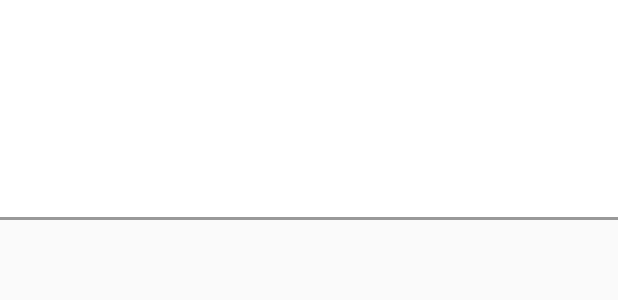
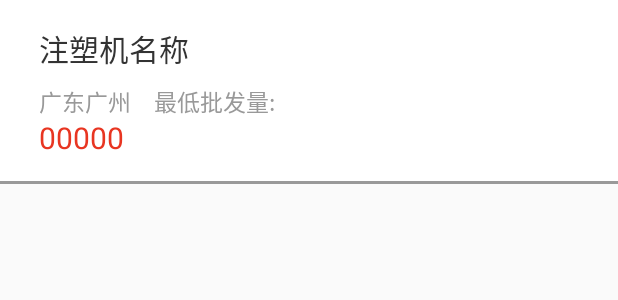
Before and after one commit to Carson-Ho/BorchIntelligence, an Android app: the layout list_cell.xml on its own in the app's theme, with its tools: preview values and no code run, on a phone screen of 412 x 824 dp. Shown: the top 300 px of the screen. Run offline under Robolectric (Android 15) with nearby library versions, the light colour scheme and no system bars.

Commit message:
communication finish 100%

```diff
--- a/app/src/main/AndroidManifest.xml
+++ b/app/src/main/AndroidManifest.xml
@@ -1,6 +1,7 @@
 <?xml version="1.0" encoding="utf-8"?>
 <manifest xmlns:android="http://schemas.android.com/apk/res/android"
     package="com.example.carson_ho.borchintelligence">
+    <uses-permission android:name="android.permission.INTERNET"/>
 
     <application
         android:allowBackup="true"
@@ -22,6 +23,10 @@
 
         <activity android:name=".MachineParameter_select"> </activity>
 
+        <activity android:name=".Item_List">
+
+        </activity>
+
     </application>
 
 </manifest>
--- a/app/src/main/java/com/example/carson_ho/borchintelligence/AccessApi.java
+++ b/app/src/main/java/com/example/carson_ho/borchintelligence/AccessApi.java
@@ -9,7 +9,7 @@ import retrofit2.http.POST;
  * Created by Carson_Ho on 16/6/28.
  */
 public interface AccessApi {
-    @POST("http://218.192.170.132:8000/commodity/search")
+    @POST("http://218.192.170.132:8001/commodity/search")
 
         //Body只能用Okhttp的RequestBody
     Call<CommodityImfor> getCall(@Body RequestBody body);
--- a/app/src/main/res/layout/fragment_item2.xml
+++ b/app/src/main/res/layout/fragment_item2.xml
@@ -1,6 +1,7 @@
 <?xml version="1.0" encoding="utf-8"?>
 <LinearLayout xmlns:android="http://schemas.android.com/apk/res/android"
-    android:orientation="vertical" android:layout_width="match_parent"
+    android:orientation="vertical"
+    android:layout_width="match_parent"
     android:layout_height="match_parent">
 
 
--- a/app/src/main/res/layout/list_cell.xml
+++ b/app/src/main/res/layout/list_cell.xml
@@ -2,7 +2,7 @@
 <RelativeLayout xmlns:android="http://schemas.android.com/apk/res/android"
 
     android:layout_width="match_parent"
-    android:layout_height="@dimen/y86"
+    android:layout_height="@dimen/y72"
     android:background="#ffffff">
 
     <ImageView
@@ -11,73 +11,71 @@
         android:layout_height="@dimen/y64"
         android:id="@+id/Machines_Recyclerview_Item_picture"
         android:layout_marginRight="@dimen/x16"
-        android:layout_marginTop="@dimen/y11"
+        android:layout_marginTop="@dimen/y10"
         android:layout_marginBottom="@dimen/y11"/>
+
     <TextView
+        android:id="@+id/Machines_Recyclerview_Item_name"
+        android:layout_width="wrap_content"
+        android:layout_height="wrap_content"
+        android:text="注塑机名称"
+        android:layout_marginTop="@dimen/y10"
+        android:textSize="@dimen/x16"
+        android:layout_marginLeft="@dimen/x21"
+        android:textColor="@color/colorparameter1"/>
+
+    <TextView
+        android:id="@+id/Machines_Recyclerview_Item_address"
+        android:layout_below="@+id/Machines_Recyclerview_Item_name"
+        android:layout_alignStart="@+id/Machines_Recyclerview_Item_name"
+        android:layout_width="wrap_content"
+        android:layout_height="wrap_content"
+        android:text="广东广州"
+        android:layout_marginTop="@dimen/y5"
+        android:textSize="@dimen/x12"
+        android:textColor="@color/colorparameter2"/>
+
+    <TextView
+        android:id="@+id/Machines_Recyclerview_Item_lowerest_wholesale_number"
+        android:layout_width="wrap_content"
+        android:layout_height="wrap_content"
+        android:text="最低批发量:"
+        android:layout_toEndOf="@+id/Machines_Recyclerview_Item_address"
+        android:layout_alignTop="@+id/Machines_Recyclerview_Item_address"
+        android:paddingStart="@dimen/x12"
+        android:textSize="@dimen/x12"
+        android:textColor="@color/colorparameter2"/>
+
+    <TextView
+        android:id="@+id/Machines_Recyclerview_Item_wholesale"
         android:layout_width="wrap_content"
         android:layout_height="wrap_content"
         android:text=""
-        android:id="@+id/Machines_Recyclerview_Item_name"
-        android:layout_marginTop="@dimen/y11"
-        android:textSize="@dimen/x16"
-        android:layout_marginLeft="@dimen/x21"
-        android:textColor="#333333"/>
+        android:layout_toEndOf="@+id/Machines_Recyclerview_Item_lowerest_wholesale_number"
+        android:layout_alignTop="@+id/Machines_Recyclerview_Item_address"
+        android:paddingStart="@dimen/x12"
+        android:textSize="@dimen/x12"
+        android:textColor="@color/colorparameter2"/>
 
     <TextView
+        android:id="@+id/Machines_Recyclerview_Item_price"
+        android:layout_alignParentBottom="true"
+        android:layout_marginBottom="@dimen/y10"
+        android:layout_alignStart="@+id/Machines_Recyclerview_Item_name"
         android:layout_width="wrap_content"
         android:layout_height="wrap_content"
-        android:text=""
-        android:id="@+id/Machines_Recyclerview_Item_address"
-        android:layout_below="@+id/Machines_Recyclerview_Item_name"
-        android:layout_alignStart="@+id/Machines_Recyclerview_Item_name"
-        android:layout_marginTop="@dimen/y6"
-        android:textSize="@dimen/x13"
-        android:textColor="#999999"/>
-
-
-    <TextView
-        android:layout_width="wrap_content"
-        android:layout_height="wrap_content"
-        android:text=""
-        android:id="@+id/Machines_Recyclerview_Item_wholesale"
-        android:layout_below="@+id/Machines_Recyclerview_Item_name"
-        android:layout_toRightOf="@+id/Machines_Recyclerview_Item_address"
-        android:layout_toEndOf="@+id/Machines_Recyclerview_Item_address"
-        android:layout_alignTop="@+id/Machines_Recyclerview_Item_address"
-        android:paddingStart="@dimen/x3"
-        android:textSize="@dimen/x13"
-        android:textColor="#999999"/>
-
-    <TextView
-        android:layout_width="wrap_content"
-        android:layout_height="wrap_content"
-        android:text=""
-        android:id="@+id/Machines_Recyclerview_Item_lowerest_wholesale_number"
-        android:layout_below="@+id/Machines_Recyclerview_Item_name"
-        android:layout_toEndOf="@+id/Machines_Recyclerview_Item_wholesale"
-        android:layout_alignTop="@+id/Machines_Recyclerview_Item_address"
-        android:textSize="@dimen/x13"
-        android:textColor="#999999"/>
-
-    <TextView
-        android:layout_width="wrap_content"
-        android:layout_height="wrap_content"
-        android:text=""
-        android:id="@+id/Machines_Recyclerview_Item_price"
-
-        android:layout_alignStart="@+id/Machines_Recyclerview_Item_name"
+        android:text="00000"
         android:textSize="@dimen/x16"
-        android:textColor="#E83521"
-        android:layout_below="@+id/Machines_Recyclerview_Item_lowerest_wholesale_number"
-        android:layout_marginBottom="@dimen/y11"
-        android:layout_marginTop="@dimen/y20"/>
+        android:textColor="@color/colorTab_selected"
+        />
 
     <RelativeLayout
+        android:id="@+id/Machines_RecyclerView_Item_divider"
         android:layout_width="match_parent"
         android:layout_height="@dimen/y1"
         android:background="#999999"
-        android:id="@+id/Machines_RecyclerView_Item_divider"
         android:layout_alignParentBottom="true">
+
     </RelativeLayout>
 
 </RelativeLayout>
--- a/app/src/main/res/values/strings.xml
+++ b/app/src/main/res/values/strings.xml
@@ -1,5 +1,7 @@
 <resources>
     <string name="app_name">Borch Intelligence</string>
+    <string name="machine_List">注塑机列表</string>
+
     <string name="parameter_default1">请选择</string>
     <string name="parameter_productType">类型</string>
     <string name="parameter_material">原料</string>
```
Also changed, not shown: app/src/main/java/com/example/carson_ho/borchintelligence/Item_List.java (+21 -8 lines), app/src/main/java/com/example/carson_ho/borchintelligence/MachineParameter_select.java (+59 -24 lines), app/src/main/res/layout/machine_list.xml (+17 -3 lines).
